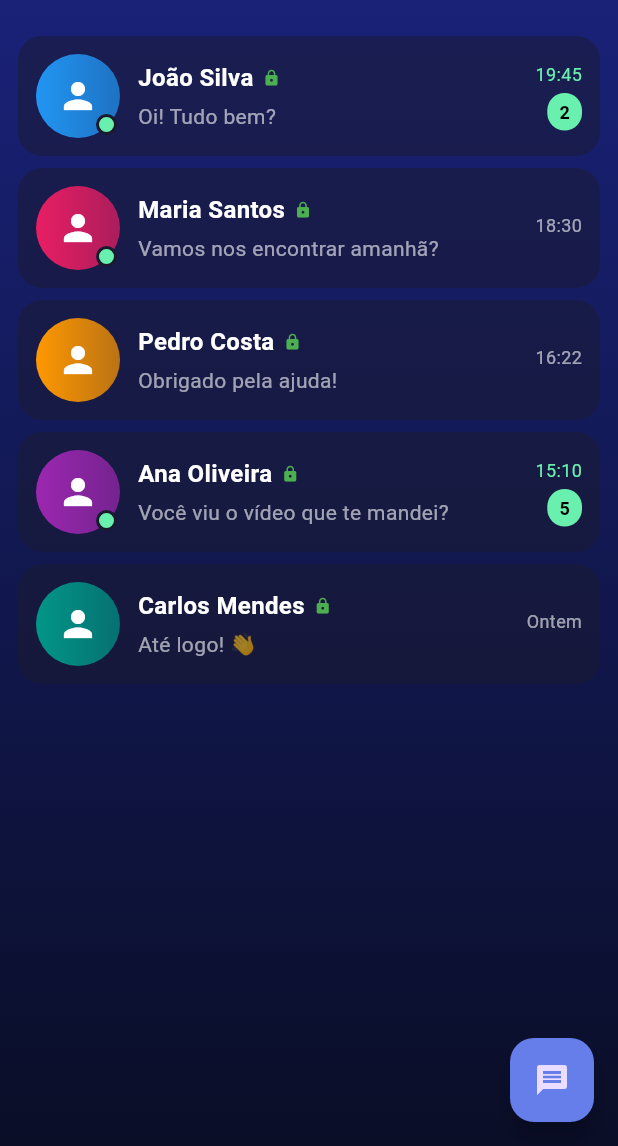
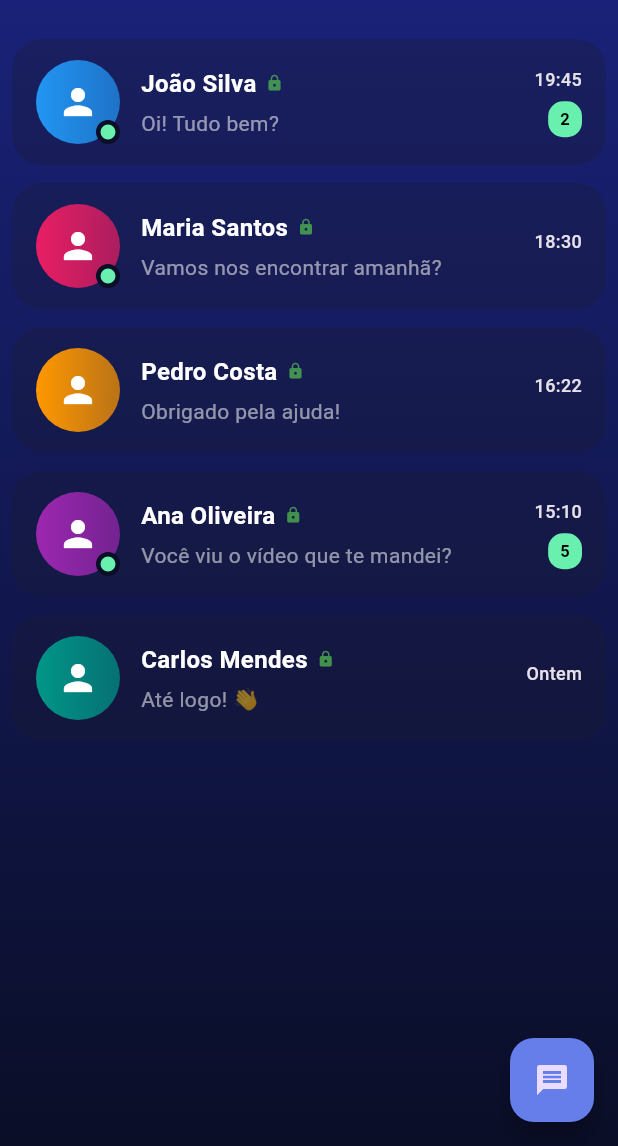
Before and after one commit to Breno2840/Mkwn29582, a Flutter app: the screen it shows after launch, on a phone screen of 412 x 824 dp, the part 90-1236 px from its top. Run offline on Flutter 3.47's test engine with Material 3 defaults, Android fonts, the phone set to English and light mode, and no system bars; statements that could not run were skipped.

Commit message:
Atualizar o main.dart

```diff
--- a/lib/main.dart
+++ b/lib/main.dart
@@ -297,11 +297,11 @@ class _ConversationsScreenState extends State<ConversationsScreen> with SingleTi
                           );
                         },
                         child: Container(
-                          margin: EdgeInsets.symmetric(horizontal: 12, vertical: 4),
-                          padding: EdgeInsets.all(12),
+                          margin: EdgeInsets.symmetric(horizontal: 8, vertical: 6),
+                          padding: EdgeInsets.symmetric(horizontal: 16, vertical: 14),
                           decoration: BoxDecoration(
-                            color: Color(0xFF1a1a2e).withOpacity(0.5),
-                            borderRadius: BorderRadius.circular(16),
+                            color: Color(0xFF1a1a2e).withOpacity(0.3),
+                            borderRadius: BorderRadius.circular(20),
                           ),
                           child: Row(
                             children: [
@@ -327,24 +327,24 @@ class _ConversationsScreenState extends State<ConversationsScreen> with SingleTi
                                   ),
                                   if (contact['online'])
                                     Positioned(
-                                      right: 2,
-                                      bottom: 2,
+                                      right: 0,
+                                      bottom: 0,
                                       child: Container(
-                                        width: 14,
-                                        height: 14,
+                                        width: 16,
+                                        height: 16,
                                         decoration: BoxDecoration(
                                           shape: BoxShape.circle,
                                           color: Colors.greenAccent,
                                           border: Border.all(
-                                            color: Color(0xFF1a1a2e),
-                                            width: 2,
+                                            color: Color(0xFF0a0e27),
+                                            width: 3,
                                           ),
                                         ),
                                       ),
                                     ),
                                 ],
                               ),
-                              SizedBox(width: 12),
+                              SizedBox(width: 14),
                               Expanded(
                                 child: Column(
                                   crossAxisAlignment: CrossAxisAlignment.start,
@@ -355,7 +355,7 @@ class _ConversationsScreenState extends State<ConversationsScreen> with SingleTi
                                           contact['name'],
                                           style: TextStyle(
                                             fontSize: 16,
-                                            fontWeight: FontWeight.bold,
+                                            fontWeight: FontWeight.w600,
                                             color: Colors.white,
                                           ),
                                         ),
@@ -363,16 +363,16 @@ class _ConversationsScreenState extends State<ConversationsScreen> with SingleTi
                                         Icon(
                                           Icons.lock,
                                           size: 12,
-                                          color: Colors.green,
+                                          color: Colors.green.withOpacity(0.8),
                                         ),
                                       ],
                                     ),
-                                    SizedBox(height: 4),
+                                    SizedBox(height: 5),
                                     Text(
                                       contact['lastMessage'],
                                       style: TextStyle(
                                         fontSize: 14,
-                                        color: Colors.white60,
+                                        color: Colors.white54,
                                       ),
                                       maxLines: 1,
                                       overflow: TextOverflow.ellipsis,
@@ -380,19 +380,22 @@ class _ConversationsScreenState extends State<ConversationsScreen> with SingleTi
                                   ],
                                 ),
                               ),
+                              SizedBox(width: 8),
                               Column(
                                 crossAxisAlignment: CrossAxisAlignment.end,
+                                mainAxisAlignment: MainAxisAlignment.center,
                                 children: [
                                   Text(
                                     contact['time'],
                                     style: TextStyle(
                                       fontSize: 12,
+                                      fontWeight: FontWeight.w500,
                                       color: contact['unread'] > 0
                                           ? Colors.greenAccent
-                                          : Colors.white60,
+                                          : Colors.white40,
                                     ),
                                   ),
-                                  SizedBox(height: 4),
+                                  SizedBox(height: 6),
                                   if (contact['unread'] > 0)
                                     Container(
                                       padding: EdgeInsets.symmetric(
@@ -401,12 +404,12 @@ class _ConversationsScreenState extends State<ConversationsScreen> with SingleTi
                                       ),
                                       decoration: BoxDecoration(
                                         color: Colors.greenAccent,
-                                        borderRadius: BorderRadius.circular(12),
+                                        borderRadius: BorderRadius.circular(10),
                                       ),
                                       child: Text(
                                         '${contact['unread']}',
                                         style: TextStyle(
-                                          fontSize: 12,
+                                          fontSize: 11,
                                           fontWeight: FontWeight.bold,
                                           color: Colors.black,
                                         ),
```
